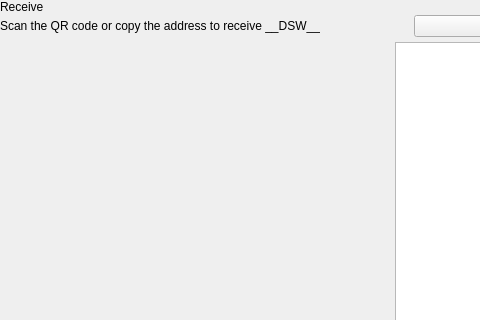
Old version of the form src/qt/pivx/forms/receivewidget.ui in the repository decenomy/DSW; both pictures show x 0 to 480 and y 0 to 320 of the 629 by 629 pixel window.
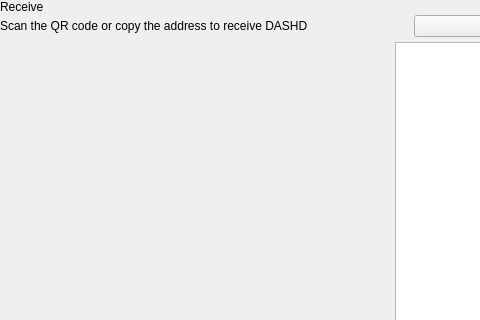
New version of the form. Custom widgets are drawn as their Qt base class.

Diff of the .ui file:
```diff
--- a/src/qt/pivx/forms/receivewidget.ui
+++ b/src/qt/pivx/forms/receivewidget.ui
@@ -78,7 +78,7 @@
             <item alignment="Qt::AlignTop">
              <widget class="QLabel" name="labelSubtitle1">
               <property name="text">
-               <string>Scan the QR code or copy the address to receive __DSW__</string>
+               <string>Scan the QR code or copy the address to receive DASHD</string>
               </property>
              </widget>
             </item>
```
